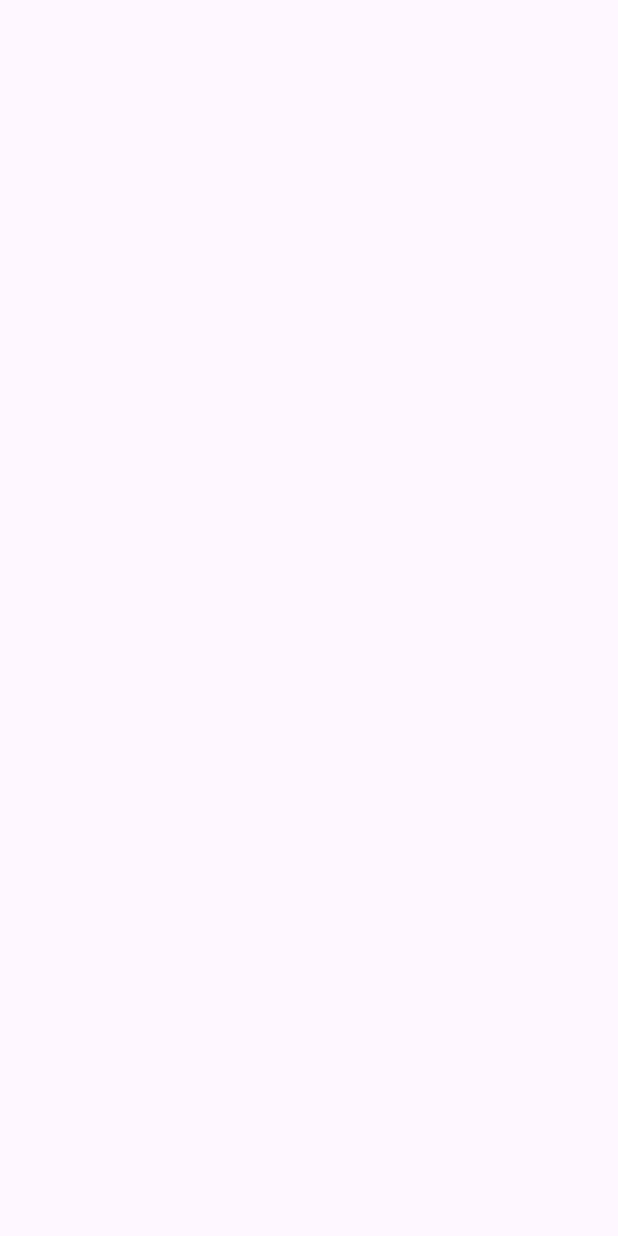
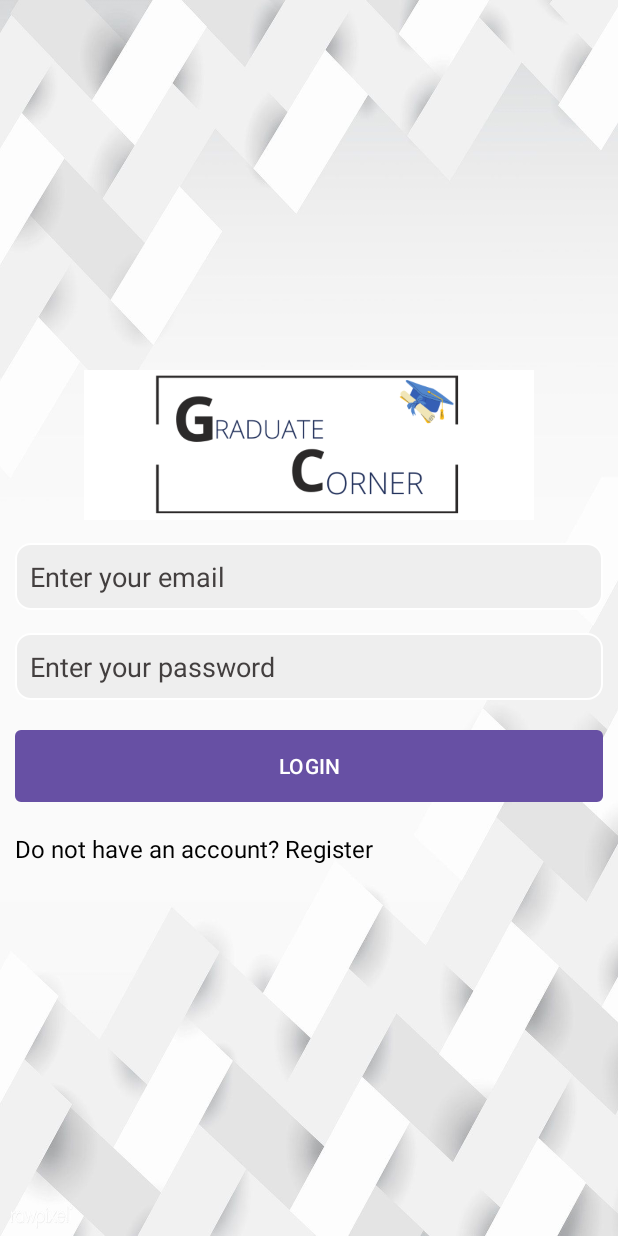
Before and after one commit to Ndhlovu1/Graduate-Corner, an Android app: the LoginActivity screen opened directly, with no data from a screen before it, on a phone screen of 412 x 824 dp. Before the commit the screen is empty. Run offline under Robolectric (Android 15) with nearby library versions, the phone set to English and light mode, and no system bars.

Commit message:
Completed the Login Page Layout Design

```diff
--- a/app/src/main/res/layout/activity_login.xml
+++ b/app/src/main/res/layout/activity_login.xml
@@ -1,9 +1,69 @@
 <?xml version="1.0" encoding="utf-8"?>
-<androidx.constraintlayout.widget.ConstraintLayout xmlns:android="http://schemas.android.com/apk/res/android"
+<LinearLayout xmlns:android="http://schemas.android.com/apk/res/android"
     xmlns:app="http://schemas.android.com/apk/res-auto"
     xmlns:tools="http://schemas.android.com/tools"
     android:layout_width="match_parent"
     android:layout_height="match_parent"
+    android:orientation="vertical"
+    android:gravity="center"
+    android:padding="10dp"
+    android:background="@drawable/white_bg"
     tools:context=".users.LoginActivity">
 
-</androidx.constraintlayout.widget.ConstraintLayout>
+    <ImageView
+        android:layout_width="300dp"
+        android:layout_height="100dp"
+        android:src="@drawable/logo2"
+        tools:ignore="ContentDescription"
+        android:background="@color/white"
+        android:backgroundTint="@color/white"
+        />
+
+    <EditText
+        android:layout_width="match_parent"
+        android:layout_height="wrap_content"
+        android:background="@drawable/editxt_background"
+        android:hint="Enter your email"
+        android:layout_marginTop="15dp"
+        android:textColor="@color/black"
+        android:textColorHint="#433F3F"
+        android:inputType="textEmailAddress"
+        android:id="@+id/email"
+        android:padding="10dp"
+        android:autofillHints="" />
+
+    <EditText
+        android:layout_width="match_parent"
+        android:layout_height="wrap_content"
+        android:background="@drawable/editxt_background"
+        android:hint="Enter your password"
+        android:layout_marginTop="15dp"
+        android:inputType="textPassword"
+        android:textColor="@color/black"
+        android:textColorHint="#433F3F"
+        android:id="@+id/password"
+        android:padding="10dp"
+        android:autofillHints="" />
+
+    <Button
+        android:layout_width="match_parent"
+        android:layout_height="wrap_content"
+        android:id="@+id/login"
+        android:text="LOGIN"
+        android:textColor="#fff"
+        android:background="@drawable/button_background"
+        android:layout_marginTop="20dp"
+        />
+
+    <TextView
+        android:layout_width="match_parent"
+        android:layout_height="wrap_content"
+        android:text="Do not have an account? Register"
+        android:id="@+id/txt_signup"
+        android:textColor="@color/black"
+        android:textSize="16dp"
+        android:layout_marginTop="20dp" />
+
+
+
+</LinearLayout>
```
